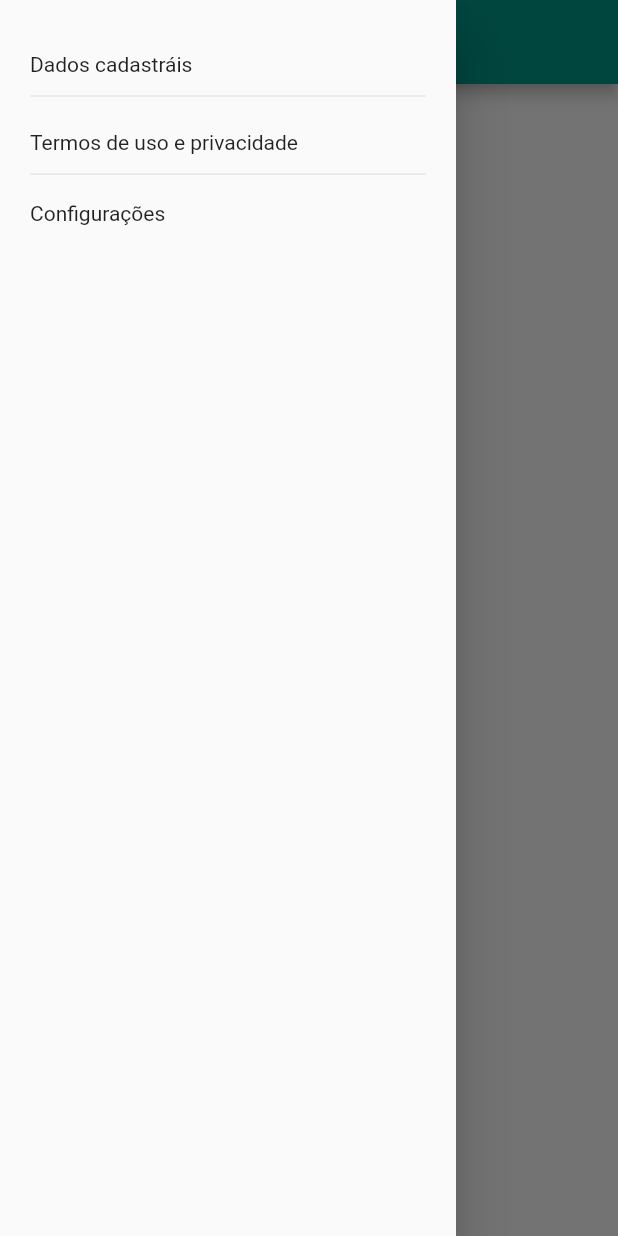
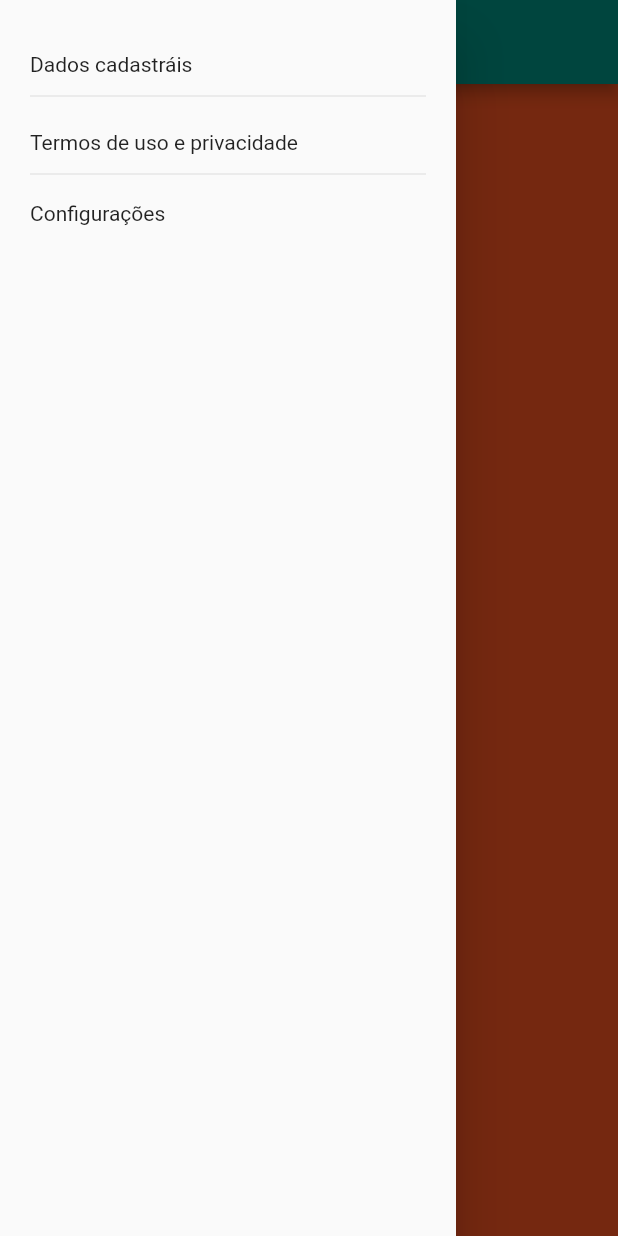
Before and after one commit to Progamadordepretendencia/ContadorModificado, a Flutter app: the MainPage screen opened directly, with the side drawer open, on a phone screen of 412 x 824 dp. Run offline on Flutter 3.47's test engine with Material 2 defaults, Android fonts, the phone set to English and light mode, and no system bars; our stand-ins replace google_fonts; network calls fail.

```diff
--- a/lib/pages/main_page.dart
+++ b/lib/pages/main_page.dart
@@ -13,7 +13,7 @@ class _MainPageState extends State<MainPage> {
   Widget build(BuildContext context) {
     return SafeArea(
       child: Scaffold(
-        appBar: AppBar(title: const Text("Meu app")
+        appBar: AppBar(title: const Text("Main Page")
 
         ),
         drawer:  Drawer(
@@ -53,6 +53,12 @@ class _MainPageState extends State<MainPage> {
             ),
           ),
         ),
+        body: PageView(children: [
+
+            Container(color: Colors.deepOrange,
+            ),
+          ],
+        ),
       ),
     );
   }
```
Also changed, not shown: lib/pages/pagina1.dart (added, +16 -0 lines), lib/pages/pagina2.dart (added, +16 -0 lines), lib/pages/pagina3.dart (added, +16 -0 lines).
